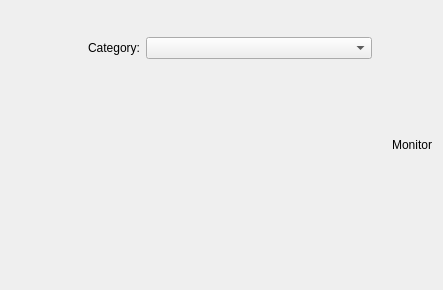
Before: the Qt Designer form plasma/shells/common/BackgroundDialog.ui in mgottschlag/kwin-tiling, drawn with Qt 5.
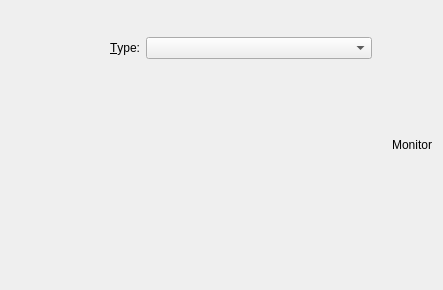
After: the same form once the commit is applied.

Commit message: Category --> &Type again.

Diff of the .ui file:
```diff
--- a/plasma/shells/common/BackgroundDialog.ui
+++ b/plasma/shells/common/BackgroundDialog.ui
@@ -115,7 +115,7 @@
       </size>
      </property>
      <property name="text">
-      <string>Category:</string>
+      <string>&amp;Type:</string>
      </property>
      <property name="alignment">
       <set>Qt::AlignRight|Qt::AlignTrailing|Qt::AlignVCenter</set>
```
